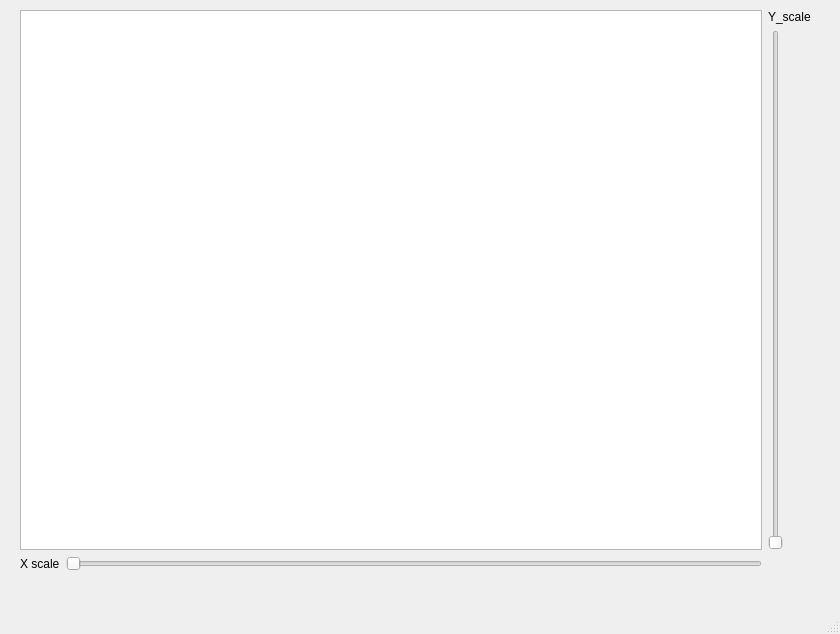
The window that ui/main.ui (Jaron0211/vicon_alignment_tools) describes before a commit, drawn with Qt 5.
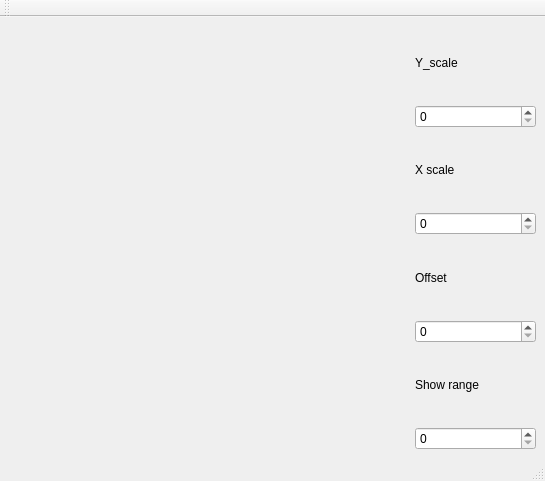
The same window after the commit.

Patch:
```diff
--- a/ui/main.ui
+++ b/ui/main.ui
@@ -6,53 +6,26 @@
    <rect>
     <x>0</x>
     <y>0</y>
-    <width>840</width>
-    <height>634</height>
+    <width>545</width>
+    <height>481</height>
    </rect>
   </property>
+  <property name="minimumSize">
+   <size>
+    <width>545</width>
+    <height>481</height>
+   </size>
+  </property>
   <property name="windowTitle">
    <string>MainWindow</string>
   </property>
   <widget class="QWidget" name="centralwidget">
-   <widget class="QWidget" name="">
-    <property name="geometry">
-     <rect>
-      <x>20</x>
-      <y>10</y>
-      <width>791</width>
-      <height>561</height>
-     </rect>
-    </property>
+   <layout class="QGridLayout" name="gridLayout_2">
+    <item row="0" column="0">
     <layout class="QGridLayout" name="gridLayout">
      <property name="sizeConstraint">
       <enum>QLayout::SetMaximumSize</enum>
      </property>
-     <item row="1" column="2">
-      <widget class="QSlider" name="verticalSlider">
-       <property name="minimum">
-        <number>1</number>
-       </property>
-       <property name="maximum">
-        <number>100</number>
-       </property>
-       <property name="orientation">
-        <enum>Qt::Vertical</enum>
-       </property>
-      </widget>
-     </item>
-     <item row="2" column="1">
-      <widget class="QSlider" name="horizontalSlider">
-       <property name="minimum">
-        <number>1</number>
-       </property>
-       <property name="maximum">
-        <number>100</number>
-       </property>
-       <property name="orientation">
-        <enum>Qt::Horizontal</enum>
-       </property>
-      </widget>
-     </item>
      <item row="0" column="2">
       <widget class="QLabel" name="label_2">
        <property name="text">
@@ -60,18 +33,68 @@
        </property>
       </widget>
      </item>
-     <item row="2" column="0">
+      <item row="3" column="2">
+       <widget class="QSpinBox" name="spinBox_3">
+        <property name="maximum">
+         <number>10000</number>
+        </property>
+       </widget>
+      </item>
+      <item row="6" column="2">
+       <widget class="QLabel" name="label_4">
+        <property name="text">
+         <string>Show range</string>
+        </property>
+       </widget>
+      </item>
+      <item row="5" column="2">
+       <widget class="QSpinBox" name="spinBox">
+        <property name="maximum">
+         <number>10000</number>
+        </property>
+       </widget>
+      </item>
+      <item row="4" column="2">
+       <widget class="QLabel" name="label_3">
+        <property name="text">
+         <string>Offset</string>
+        </property>
+       </widget>
+      </item>
+      <item row="2" column="2">
       <widget class="QLabel" name="label">
        <property name="text">
         <string>X scale</string>
        </property>
       </widget>
      </item>
-     <item row="0" column="0" rowspan="2" colspan="2">
-      <widget class="QGraphicsView" name="graphicsView"/>
-     </item>
-    </layout>
-   </widget>
+      <item row="1" column="2">
+       <widget class="QSpinBox" name="spinBox_2">
+        <property name="maximum">
+         <number>10000</number>
+        </property>
+       </widget>
+      </item>
+      <item row="7" column="2">
+       <widget class="QSpinBox" name="spinBox_4">
+        <property name="maximum">
+         <number>10000</number>
+        </property>
+       </widget>
+      </item>
+      <item row="0" column="0" rowspan="8" colspan="2">
+       <widget class="QWidget" name="canvas" native="true">
+        <property name="minimumSize">
+         <size>
+          <width>400</width>
+          <height>400</height>
+         </size>
+        </property>
+       </widget>
+      </item>
+     </layout>
+    </item>
+   </layout>
   </widget>
   <widget class="QMenuBar" name="menubar">
    <property name="geometry">
@@ -84,6 +107,17 @@
    </property>
   </widget>
   <widget class="QStatusBar" name="statusbar"/>
+  <widget class="QToolBar" name="toolBar">
+   <property name="windowTitle">
+    <string>toolBar</string>
+   </property>
+   <attribute name="toolBarArea">
+    <enum>TopToolBarArea</enum>
+   </attribute>
+   <attribute name="toolBarBreak">
+    <bool>false</bool>
+   </attribute>
+  </widget>
  </widget>
  <resources/>
  <connections/>
```
Left out of the diff: 2 changed lines with no effect on the pictures. Lines whose indentation alone changed are shown as unchanged.
